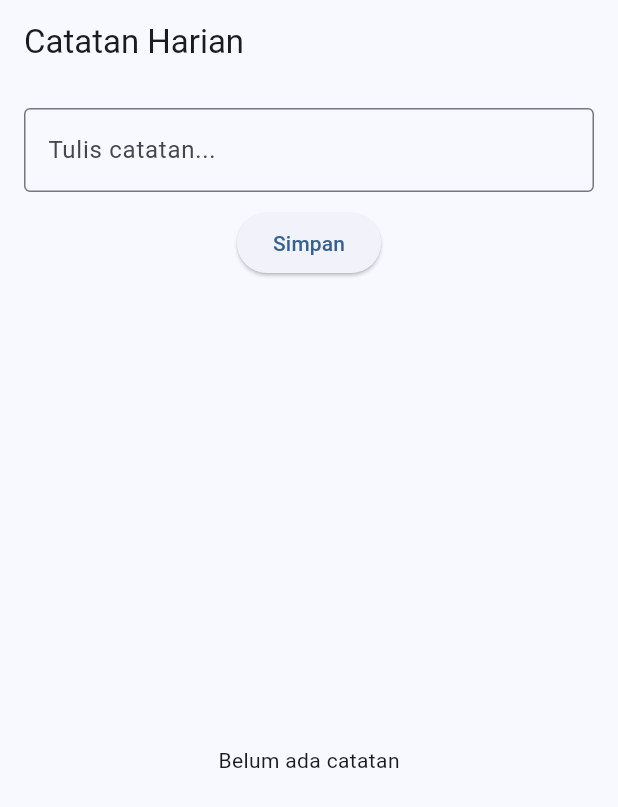
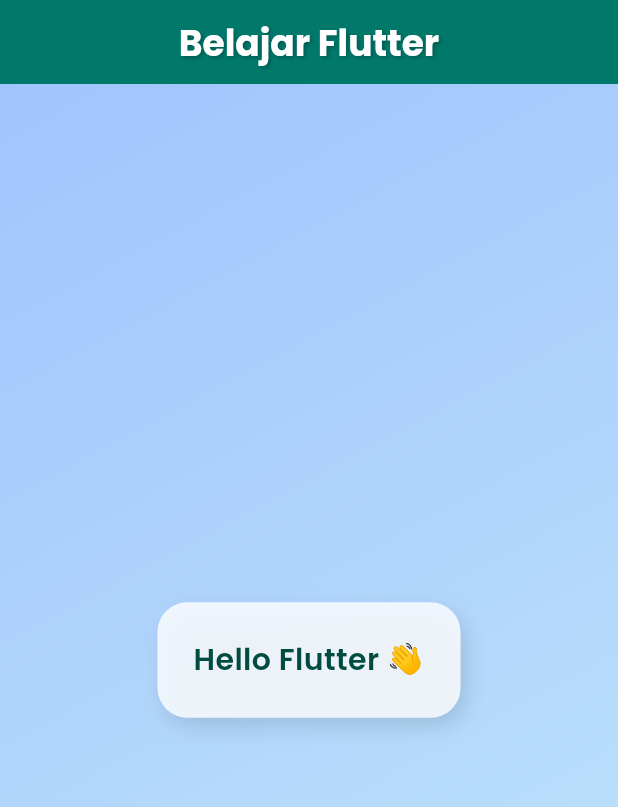
Before and after one commit to DapCodes/Flutter-Fundamental, a Flutter app: the screen it shows after launch, on a phone screen of 412 x 824 dp. Shown: the top 807 px of the screen. Run offline on Flutter 3.47's test engine with Material 3 defaults, Android fonts, the phone set to English and light mode, and no system bars; our stand-ins replace google_fonts.

Commit message:
Membuat Halaman welcome page (sederhana)

```diff
--- a/lib/main.dart
+++ b/lib/main.dart
@@ -1,5 +1,5 @@
 import 'package:flutter/material.dart';
-import 'home_page.dart';
+import 'package:google_fonts/google_fonts.dart';
 
 void main() {
   runApp(const MyApp());
@@ -11,12 +11,80 @@
   @override
   Widget build(BuildContext context) {
     return MaterialApp(
-      title: 'Catatan Harian',
+      debugShowCheckedModeBanner: false,
+      title: 'Belajar Flutter',
       theme: ThemeData(
-        colorScheme: ColorScheme.fromSeed(seedColor: Colors.blue),
+        textTheme: GoogleFonts.poppinsTextTheme(),
         useMaterial3: true,
+        colorScheme: ColorScheme.fromSeed(
+          seedColor: const Color.fromARGB(255, 0, 150, 135),
+        ),
       ),
-      home: const HomePage(),
+      home: const HomeScreen(),
     );
   }
 }
+
+class HomeScreen extends StatelessWidget {
+  const HomeScreen({super.key});
+
+  @override
+  Widget build(BuildContext context) {
+    return Scaffold(
+      appBar: AppBar(
+        title: Text(
+          'Belajar Flutter',
+          style: GoogleFonts.poppins(
+            fontSize: 24,
+            fontWeight: FontWeight.bold,
+            color: Colors.white,
+            shadows: const [
+              Shadow(
+                offset: Offset(1.5, 1.5),
+                blurRadius: 3,
+                color: Colors.black26,
+              ),
+            ],
+          ),
+        ),
+        centerTitle: true,
+        backgroundColor: Colors.teal.shade700,
+      ),
+      body: Container(
+        width: double.infinity,
+        height: double.infinity,
+        decoration: const BoxDecoration(
+          gradient: LinearGradient(
+            colors: [Color(0xFFa1c4fd), Color(0xFFc2e9fb)],
+            begin: Alignment.topLeft,
+            end: Alignment.bottomRight,
+          ),
+        ),
+        child: Center(
+          child: Container(
+            padding: const EdgeInsets.all(24),
+            decoration: BoxDecoration(
+              color: const Color.fromARGB(206, 255, 255, 255),
+              borderRadius: BorderRadius.circular(20),
+              boxShadow: const [
+                BoxShadow(
+                  color: Colors.black12,
+                  blurRadius: 12,
+                  offset: Offset(4, 6),
+                ),
+              ],
+            ),
+            child: Text(
+              'Hello Flutter 👋',
+              style: GoogleFonts.poppins(
+                fontSize: 20,
+                fontWeight: FontWeight.w600,
+                color: Colors.teal.shade900,
+              ),
+            ),
+          ),
+        ),
+      ),
+    );
+  }
+}
--- a/pubspec.yaml
+++ b/pubspec.yaml
@@ -2,7 +2,7 @@
 description: "A new Flutter project."
 # The following line prevents the package from being accidentally published to
 # pub.dev using `flutter pub publish`. This is preferred for private packages.
-publish_to: 'none' # Remove this line if you wish to publish to pub.dev
+publish_to: "none" # Remove this line if you wish to publish to pub.dev
 
 # The following defines the version and build number for your application.
 # A version number is three numbers separated by dots, like 1.2.43
@@ -30,6 +30,8 @@
 dependencies:
   flutter:
     sdk: flutter
+  google_fonts: ^6.1.0
+  math_expressions: ^2.4.0
 
   # The following adds the Cupertino Icons font to your application.
   # Use with the CupertinoIcons class for iOS style icons.
@@ -51,7 +53,6 @@
 
 # The following section is specific to Flutter packages.
 flutter:
-
   # The following line ensures that the Material Icons font is
   # included with your application, so that you can use the icons in
   # the material Icons class.
```
Also changed, not shown: pubspec.lock, 1 other file.
